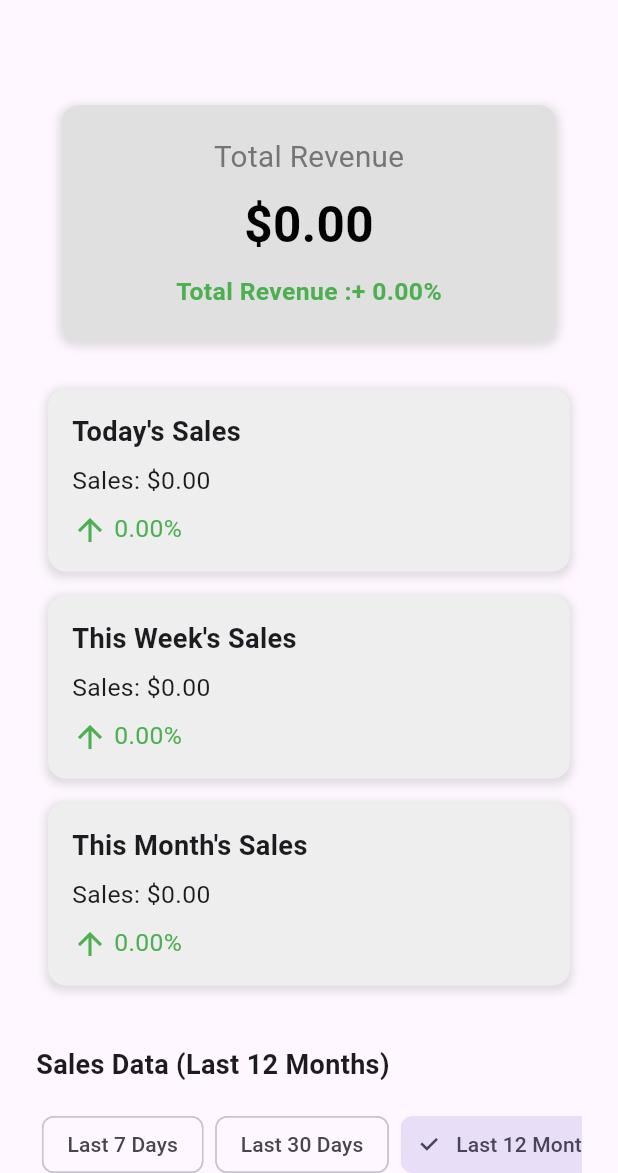
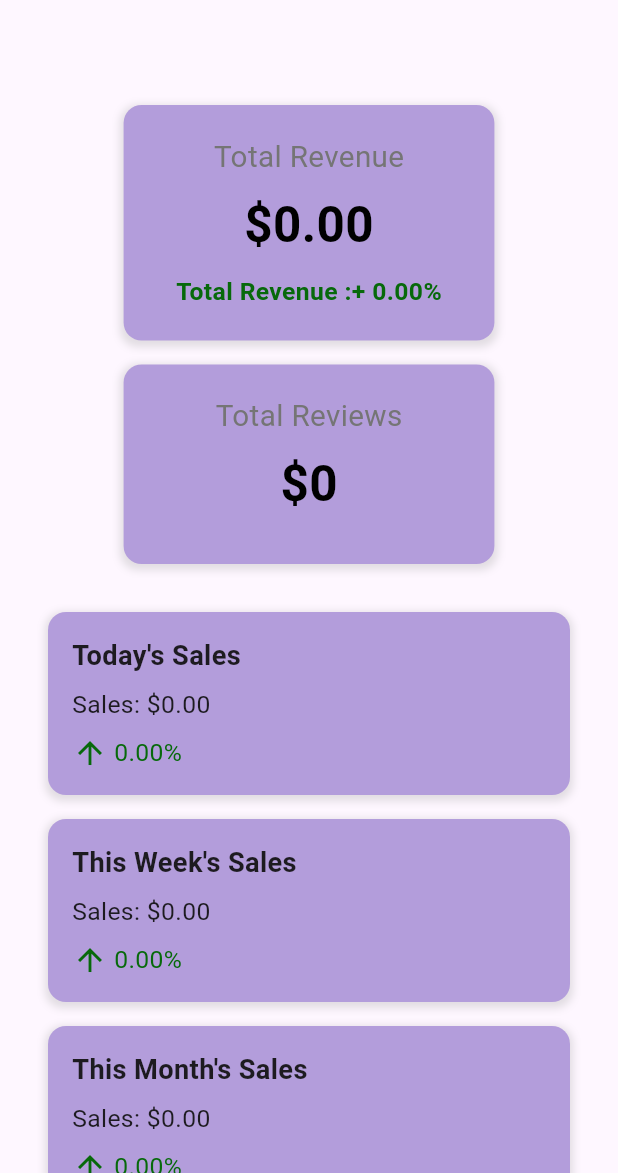
Before and after one commit to AsherAyub80/admin_for_ecommerceapp, a Flutter app: the screen it shows once a user with an empty profile is signed in, on a phone screen of 412 x 824 dp, the part 63-1236 px from its top. Run offline on Flutter 3.47's test engine with Material 3 defaults, Android fonts, the phone set to English and light mode, and no system bars; our stand-ins replace cloud_firestore, firebase_auth, firebase_core, firebase_storage, fl_chart, flutter_colorpicker and 2 more; accounts and stored records are empty.

Commit message:
change in utils

```diff
--- a/lib/screens/OrdersScreen/order_screen.dart
+++ b/lib/screens/OrdersScreen/order_screen.dart
@@ -36,11 +36,11 @@ class PendingOrders extends StatelessWidget {
             return Center(child: Text('Error: ${snapshot.error}'));
           }
           if (!snapshot.hasData) {
-            return Center(child: const CircularProgressIndicator());
+            return const Center(child: CircularProgressIndicator());
           }
 
           final orders = snapshot.data!.docs;
-          print('Fetched orders: ${orders.map((doc) => doc.data()).toList()}');
+          debugPrint('Fetched orders: ${orders.map((doc) => doc.data()).toList()}');
 
           return ListView.builder(
             itemCount: orders.length,
--- a/lib/screens/dashboard_screen.dart
+++ b/lib/screens/dashboard_screen.dart
@@ -111,8 +111,30 @@ class _DashboardScreenState extends State<DashboardScreen> {
                       // Sales Summary Row
 
                       SizedBox(height: 32),
-                      buildRevenueContainer(
-                          provider, height, width, isWideScreen),
+                      LayoutBuilder(builder: (context, constraints) {
+                        final itemWidth = isWideScreen
+                            ? (constraints.maxWidth - 40) / 3
+                            : constraints.maxWidth - 32;
+                        return isWideScreen
+                            ? Row(
+                                children: [
+                                  buildRevenueContainer(
+                                      provider, height, width, isWideScreen),
+                                  SizedBox(width: 16),
+                                  buildTotalReview(
+                                      provider, height, width, isWideScreen)
+                                ],
+                              )
+                            : Column(
+                                children: [
+                                  buildRevenueContainer(
+                                      provider, height, width, isWideScreen),
+                                  SizedBox(height: 16),
+                                  buildTotalReview(
+                                      provider, height, width, isWideScreen)
+                                ],
+                              );
+                      }),
                       SizedBox(height: 32),
 
                       LayoutBuilder(
@@ -217,7 +239,7 @@ Widget buildSalesSummaryItem(
     width: width,
     padding: EdgeInsets.all(16.0),
     decoration: BoxDecoration(
-      color: Colors.grey.shade200,
+      color: Colors.deepPurple.shade200,
       borderRadius: BorderRadius.circular(12),
       boxShadow: [
         BoxShadow(
@@ -250,12 +272,58 @@ Widget buildSalesSummaryItem(
               "${change.toStringAsFixed(2)}%",
               style: TextStyle(
                 fontSize: height * 0.02,
-                color: change >= 0 ? Colors.green : Colors.red,
+                color: change >= 0
+                    ? const Color.fromARGB(255, 7, 105, 11)
+                    : Colors.red,
               ),
             ),
           ],
         ),
       ],
+    ),
+  );
+}
+
+Widget buildTotalReview(StoreStaticsProvider provider, double height,
+    double width, bool isWideScreen) {
+  return Center(
+    child: Container(
+      padding: EdgeInsets.all(20),
+      decoration: BoxDecoration(
+        color: Colors.deepPurple.shade200,
+        borderRadius: BorderRadius.circular(12),
+        boxShadow: [
+          BoxShadow(
+            color: Colors.grey.withOpacity(0.3),
+            spreadRadius: 2,
+            blurRadius: 4,
+            offset: Offset(0, 2),
+          ),
+        ],
+      ),
+      width: isWideScreen ? width * 0.4 : width * 0.6,
+      child: Column(
+        mainAxisAlignment: MainAxisAlignment.center,
+        children: [
+          Text(
+            'Total Reviews',
+            style: TextStyle(
+              color: Colors.grey.shade600,
+              fontSize: height * 0.024,
+            ),
+          ),
+          SizedBox(height: 8),
+          Text(
+            "\$${provider.totalReviews}",
+            style: TextStyle(
+              color: Colors.black,
+              fontSize: height * 0.04,
+              fontWeight: FontWeight.bold,
+            ),
+          ),
+          SizedBox(height: 10),
+        ],
+      ),
     ),
   );
 }
@@ -266,7 +334,7 @@ Widget buildRevenueContainer(StoreStaticsProvider provider, double height,
     child: Container(
       padding: EdgeInsets.all(20),
       decoration: BoxDecoration(
-        color: Colors.grey.shade300,
+        color: Colors.deepPurple.shade200,
         borderRadius: BorderRadius.circular(12),
         boxShadow: [
           BoxShadow(
@@ -277,7 +345,7 @@ Widget buildRevenueContainer(StoreStaticsProvider provider, double height,
           ),
         ],
       ),
-      width: isWideScreen ? width * 0.6 : width * 0.8,
+      width: isWideScreen ? width * 0.4 : width * 0.6,
       child: Column(
         mainAxisAlignment: MainAxisAlignment.center,
         children: [
@@ -302,7 +370,7 @@ Widget buildRevenueContainer(StoreStaticsProvider provider, double height,
             'Total Revenue :${provider.getTotalRevenuePercentageChange() >= 0 ? '+' : "-"} ${provider.getTotalRevenuePercentageChange().toStringAsFixed(2)}%',
             style: TextStyle(
               color: provider.getTotalRevenuePercentageChange() >= 0
-                  ? Colors.green
+                  ? Color.fromARGB(255, 7, 105, 11)
                   : Colors.red,
               fontSize: height * 0.02,
               fontWeight: FontWeight.bold,
@@ -442,7 +510,7 @@ Widget buildReviewsAnalysis(List<ReviewData> reviewData, int totalReviews) {
 Widget formatChange(double value) {
   return Icon(
     value >= 0 ? Icons.arrow_upward_outlined : Icons.arrow_downward_outlined,
-    color: value >= 0 ? Colors.green : Colors.red,
+    color: value >= 0 ? Color.fromARGB(255, 7, 105, 11) : Colors.red,
   );
 }
 
```
Also changed, not shown: lib/auth/auth_gate.dart (line endings or trailing spaces).
